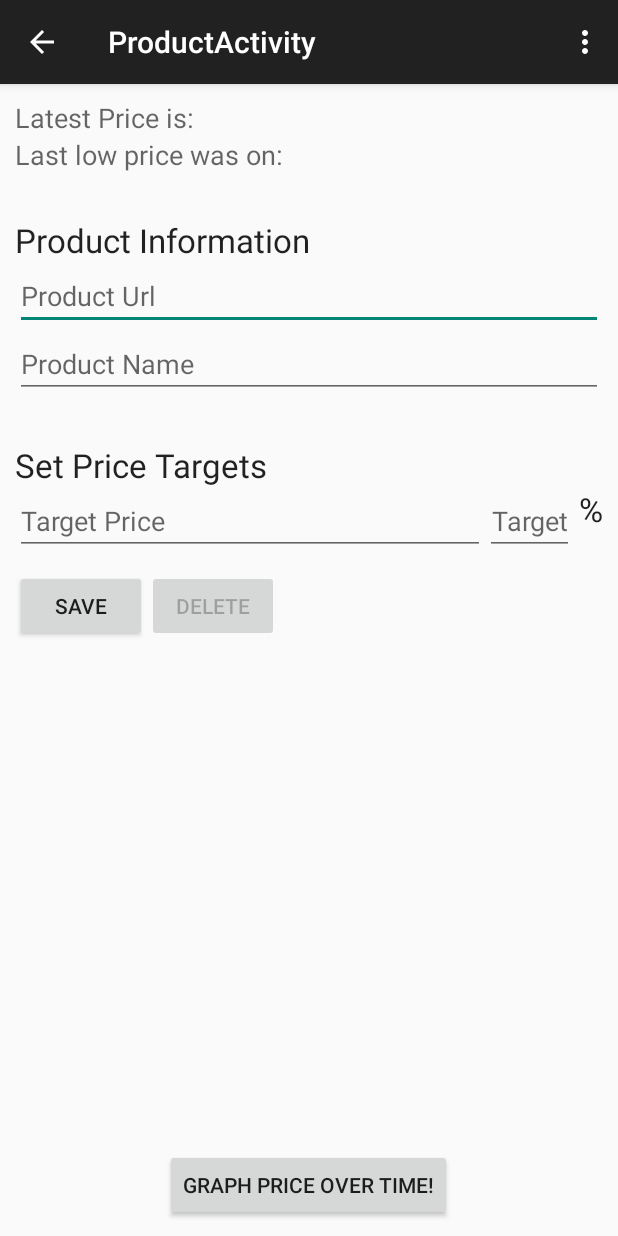
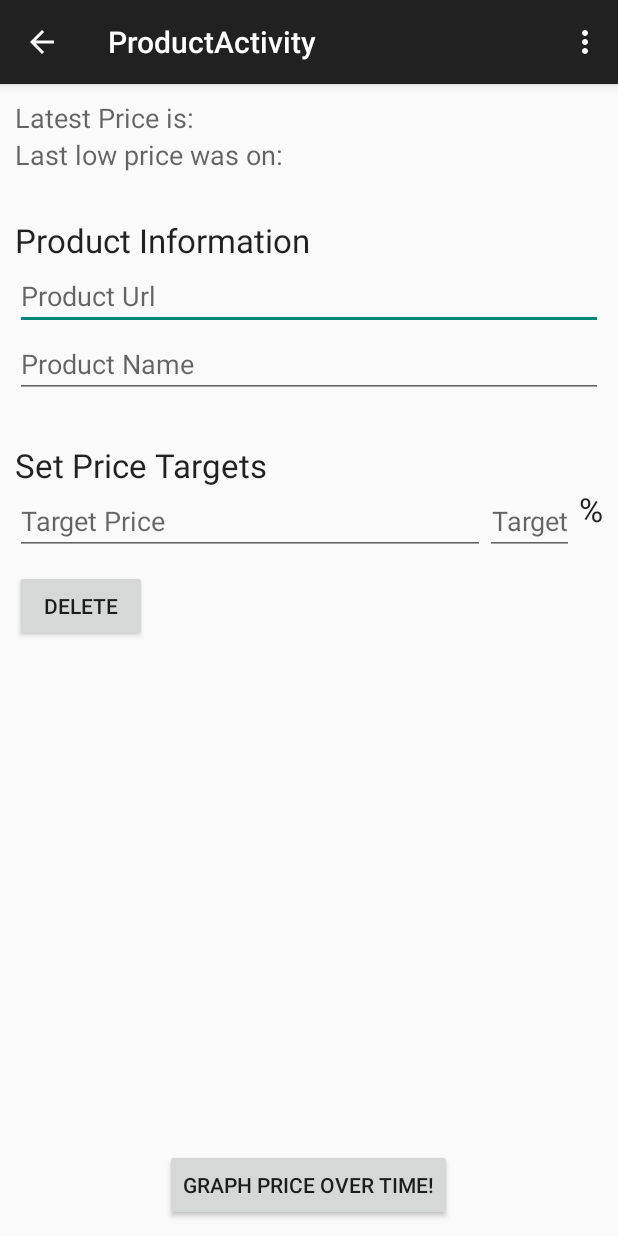
Before and after one commit to gumallett/PriceAlert, an Android app: the ProductActivity screen opened directly, with no data from a screen before it, on a phone screen of 412 x 824 dp. Run offline under Robolectric (Android 15) with nearby library versions, the phone set to English and light mode, and no system bars; libraries missing offline, so code that uses them is left out: org.slf4j; 5 statements that could not run were skipped.

Commit message:
save product on focus change and onPause. This resolves #1

```diff
--- a/app/src/main/java/com/pricealert/app/ProductActivity.java
+++ b/app/src/main/java/com/pricealert/app/ProductActivity.java
@@ -54,6 +54,34 @@ public class ProductActivity extends ActionBarActivity {
     protected void onCreate(Bundle savedInstanceState) {
         super.onCreate(savedInstanceState);
         setContentView(R.layout.activity_product);
+
+        findViewById(R.id.productUrl).setOnFocusChangeListener(new View.OnFocusChangeListener() {
+            @Override
+            public void onFocusChange(View v, boolean hasFocus) {
+                saveProduct(v);
+            }
+        });
+
+        findViewById(R.id.productName).setOnFocusChangeListener(new View.OnFocusChangeListener() {
+            @Override
+            public void onFocusChange(View v, boolean hasFocus) {
+                saveProduct(v);
+            }
+        });
+
+        findViewById(R.id.productTargetPct).setOnFocusChangeListener(new View.OnFocusChangeListener() {
+            @Override
+            public void onFocusChange(View v, boolean hasFocus) {
+                saveProduct(v);
+            }
+        });
+
+        findViewById(R.id.productTargetPrice).setOnFocusChangeListener(new View.OnFocusChangeListener() {
+            @Override
+            public void onFocusChange(View v, boolean hasFocus) {
+                saveProduct(v);
+            }
+        });
     }
 
     @Override
@@ -81,6 +109,8 @@ public class ProductActivity extends ActionBarActivity {
             mBound = false;
             unbindService(mConnection);
         }
+
+        saveProduct(null);
     }
 
     @Override
@@ -171,7 +201,7 @@ public class ProductActivity extends ActionBarActivity {
             deleteBtn.setEnabled(true);
         }
 
-        if(product.getId() != null && mBound) {
+        if(product.getId() != null && product.getUrl() != null && mBound) {
             scraperService.track(product);
         }
     }
--- a/app/src/main/res/layout/activity_product.xml
+++ b/app/src/main/res/layout/activity_product.xml
@@ -21,7 +21,8 @@ android:padding="10dp">
             android:layout_alignParentTop="true"
             android:layout_alignParentLeft="true"
             android:layout_alignParentStart="true"
-            android:textAppearance="@style/Base.TextAppearance.AppCompat.Medium"/>
+            android:textAppearance="@style/Base.TextAppearance.AppCompat.Medium"
+            />
 
     <TextView
             android:layout_width="wrap_content"
@@ -155,20 +156,13 @@ android:padding="10dp">
 <RelativeLayout
         android:layout_width="wrap_content" android:layout_height="wrap_content"
         android:layout_marginTop="10dp">
-    <Button
-            android:layout_width="wrap_content"
-            android:layout_height="wrap_content"
-            android:text="Save"
-            android:id="@+id/saveBtn"
-            android:onClick="saveProduct"/>
 
     <Button
             android:layout_width="wrap_content"
             android:layout_height="wrap_content"
             android:text="Delete"
             android:id="@+id/deleteBtn"
-            android:layout_toEndOf="@id/saveBtn"
-            android:layout_toRightOf="@id/saveBtn" android:onClick="deleteProduct"/>
+            android:onClick="deleteProduct"/>
 </RelativeLayout>
 
 <RelativeLayout android:layout_width="fill_parent" android:layout_height="fill_parent">
```
